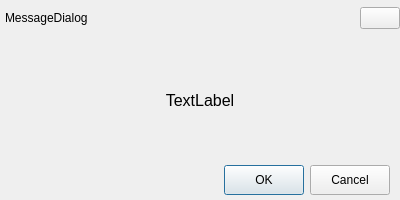
Old version of the form src/messagedialog.ui in the repository ukui/ukui-biometric-manager.
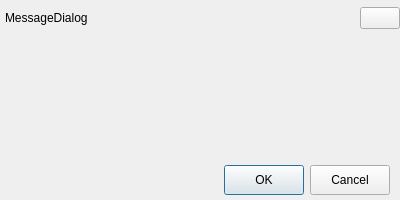
New version of the form.

Patch:
```diff
--- a/src/messagedialog.ui
+++ b/src/messagedialog.ui
@@ -142,7 +142,7 @@
           </font>
          </property>
          <property name="text">
-          <string>TextLabel</string>
+          <string/>
          </property>
          <property name="alignment">
           <set>Qt::AlignCenter</set>
```
